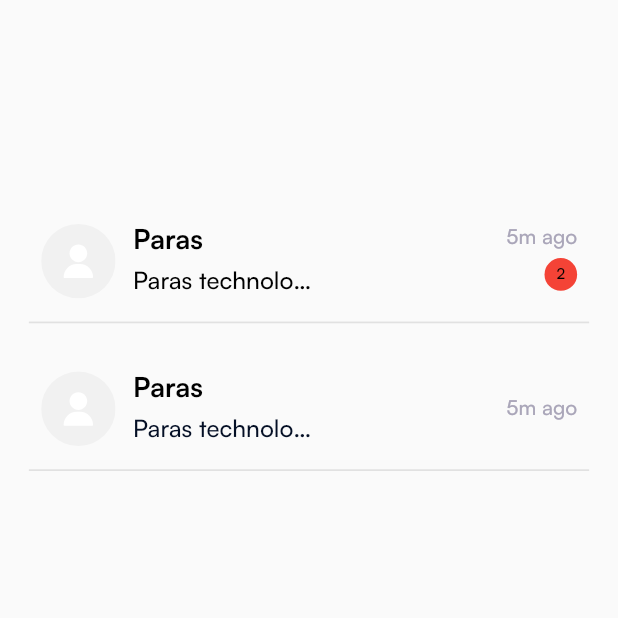
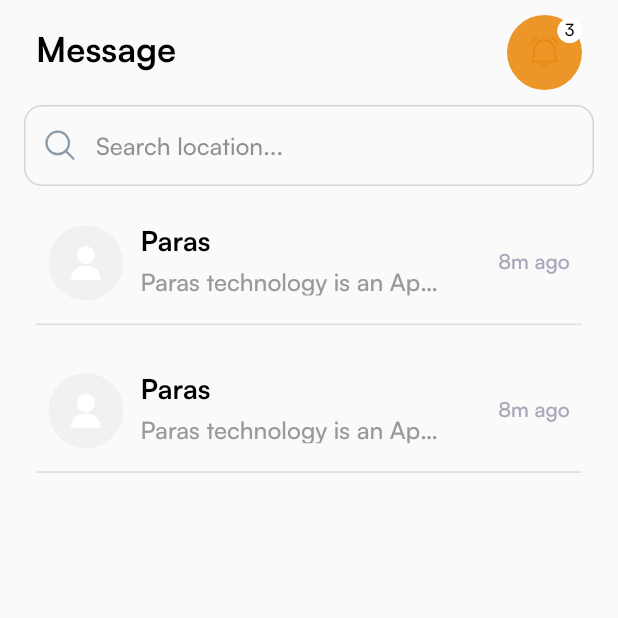
Before and after one commit to Naveen5309/Zrayo, a Flutter app: the MessagesView screen opened directly, on a phone screen of 412 x 824 dp, the top half of it. Run offline on Flutter 3.47's test engine with Material 3 defaults, Android fonts, the phone set to English and light mode, and no system bars; our stand-ins replace bot_toast, cached_network_image, connectivity_plus, dio, dropdown_button2, equatable and 8 more; accounts and stored records are empty.

Commit message:
chat screen

```diff
--- a/lib/config/app_colors.dart
+++ b/lib/config/app_colors.dart
@@ -20,4 +20,6 @@ abstract final class AppColor {
   static const Color orange878787 = Color(0xff878787);
   static const Color orangeFFECD6 = Color(0xffFFECD6);
   static const Color greyAAA6B9 = Color(0xffAAA6B9);
+  static const Color grey999999 = Color(0xff999999);
+  static const Color orangeEA8913 = Color(0xffEA8913);
 }
--- a/lib/config/app_strings.dart
+++ b/lib/config/app_strings.dart
@@ -121,8 +121,8 @@ abstract final class AppString {
   static const String zrayoText = '"Zrayo"';
   static const String accessDeviceLocation =
       " to access the device precise location?";
-  // static const String deny = "Deny";
-  // static const String deny = "Deny";
+  static const String message = "Message";
+  static const String searchLocation = "Search location...";
   // static const String deny = "Deny";
   // static const String deny = "Deny";
   // static const String deny = "Deny";
--- a/lib/config/assets.dart
+++ b/lib/config/assets.dart
@@ -64,5 +64,6 @@ class Assets {
   static const String listBulletsIcon = 'assets/icons/list_bullets_icon.svg';
   static const String filterIcon = 'assets/icons/filter_icon.svg';
   static const String searchIcon = 'assets/icons/search_icon.svg';
+  static const String bellRinging1 = 'assets/icons/bellringing.svg';
   static const String heartUnselected = 'assets/icons/heart_unselected.svg';
 }
--- a/lib/feature/Messages/view/messages.dart
+++ /dev/null
@@ -1,36 +0,0 @@
-import 'package:flutter/material.dart';
-import 'package:zrayo_flutter/config/assets.dart';
-import 'package:zrayo_flutter/config/helper.dart';
-import 'package:zrayo_flutter/feature/Messages/view/chat_tile.dart';
-
-class MessagesView extends StatelessWidget {
-  const MessagesView({super.key});
-
-  @override
-  Widget build(BuildContext context) {
-    return Scaffold(
-      body: Padding(
-        padding: const EdgeInsets.symmetric(horizontal: 11, vertical: 15),
-        child: Column(
-          children: [
-            yHeight(context.height / 7),
-            ChatTile(
-                name: "Paras",
-                message: "Paras technology is a software company",
-                time: "5m ago",
-                unreadCount: 2,
-                imageUrl: Assets.placeholder,
-                onTap: () {}),
-            ChatTile(
-                name: "Paras",
-                message: "Paras technology is a software company",
-                time: "5m ago",
-                unreadCount: 0,
-                imageUrl: Assets.placeholder,
-                onTap: () {}),
-          ],
-        ),
-      ),
-    );
-  }
-}
--- a/lib/feature/auth/presentation/views/create_profile_steps/subscription_plan.dart
+++ b/lib/feature/auth/presentation/views/create_profile_steps/subscription_plan.dart
@@ -5,7 +5,7 @@ import 'package:zrayo_flutter/config/assets.dart';
 import 'package:zrayo_flutter/config/helper.dart';
 import 'package:zrayo_flutter/core/utils/routing/routes.dart';
 import 'package:zrayo_flutter/feature/dashboard/presentation/view/location_access_content.dart';
-import 'package:zrayo_flutter/feature/Messages/view/messages.dart';
+import 'package:zrayo_flutter/feature/messages/presentation/view/messages.dart';
 import 'package:zrayo_flutter/feature/z_common_widgets/app_text.dart';
 import 'package:zrayo_flutter/feature/z_common_widgets/custom_app_bar.dart';
 import 'package:zrayo_flutter/feature/z_common_widgets/custom_btn.dart';
@@ -104,9 +104,7 @@ class _SubscriptionPlanViewState extends State<SubscriptionPlanView> {
             yHeight(context.height / 7),
             CommonAppBtn(
               title: AppString.continueText,
-              // onTap: () => offAllNamed(context, Routes.dashboard),
-              onTap: () => Navigator.push(context,
-                  MaterialPageRoute(builder: (context) => MessagesView())),
+              onTap: () => offAllNamed(context, Routes.dashboard),
             ),
           ],
         ),
--- a/lib/feature/dashboard/presentation/provider/dashboard_state_notifier.dart
+++ b/lib/feature/dashboard/presentation/provider/dashboard_state_notifier.dart
@@ -2,6 +2,7 @@ import 'package:flutter/cupertino.dart';
 import 'package:flutter_riverpod/flutter_riverpod.dart';
 import 'package:zrayo_flutter/config/assets.dart';
 import 'package:zrayo_flutter/config/enums.dart';
+import 'package:zrayo_flutter/feature/messages/presentation/view/messages.dart';
 import 'package:zrayo_flutter/feature/dashboard/presentation/states/dashboard_states.dart';
 import 'package:zrayo_flutter/feature/home/presentation/view/home_view_main.dart';
 
@@ -67,6 +68,8 @@ class DashboardNotifier extends StateNotifier<DashboardState> {
   Widget getScreen() {
     if (selectedTab == DashboardEnum.home) {
       return HomeViewMain();
+    } else if (selectedTab == DashboardEnum.message) {
+      return MessagesView();
     }
     return SizedBox();
   }
--- a/lib/feature/home/presentation/view/property_box.dart
+++ b/lib/feature/home/presentation/view/property_box.dart
@@ -136,8 +136,7 @@ class PropertyBox extends StatelessWidget {
     return Stack(
       children: [
         CustomCacheNetworkImage(
-          img:
-              "https://cdn.pixabay.com/photo/2016/11/18/17/46/house-1836070_640.jpg",
+          img: "",
           width: width,
           height: height,
           imageRadius: 16,
--- a/lib/feature/Messages/view/chat_tile.dart
+++ b/lib/feature/messages/presentation/view/chat_tile.dart
@@ -3,6 +3,7 @@ import 'package:flutter_screenutil/flutter_screenutil.dart';
 import 'package:flutter_svg/flutter_svg.dart';
 import 'package:zrayo_flutter/config/helper.dart';
 import 'package:zrayo_flutter/feature/z_common_widgets/app_text.dart';
+import 'package:zrayo_flutter/feature/z_common_widgets/custom_cache_network_image.dart';
 
 class ChatTile extends StatelessWidget {
   final String name;
@@ -35,11 +36,13 @@ class ChatTile extends StatelessWidget {
               padding: const EdgeInsets.all(8.0),
               child: Row(
                 children: [
-                  SizedBox(
-                      height: 50, width: 50, child: SvgPicture.asset(imageUrl)),
+                  CustomCacheNetworkImage(
+                    img: "",
+                    imageRadius: 100,
+                    size: 50,
+                  ),
                   10.horizontalSpace,
-                  Expanded(
-                    child: Column(
+                  Column(
                     crossAxisAlignment: CrossAxisAlignment.start,
                     mainAxisAlignment: MainAxisAlignment.spaceBetween,
                     mainAxisSize: MainAxisSize.max,
@@ -52,16 +55,18 @@ class ChatTile extends StatelessWidget {
                         overflow: TextOverflow.ellipsis,
                       ),
                       8.verticalSpace,
-                        AppText(
+                      SizedBox(
+                        width: context.width * 0.5,
+                        child: AppText(
                             text: message,
                             textSize: 14.sp,
                             maxlines: 1,
                             overflow: TextOverflow.ellipsis,
                             color: unreadCount > 0
                                 ? AppColor.black000000
-                                : AppColor.grey040F2529),
+                                : AppColor.grey999999),
+                      ),
                     ],
-                    ),
                   ),
                   const Spacer(),
                   Column(
@@ -79,7 +84,7 @@ class ChatTile extends StatelessWidget {
                           margin: const EdgeInsets.only(top: 4),
                           decoration: const BoxDecoration(
                             shape: BoxShape.circle,
-                            color: Colors.red,
+                            color: AppColor.primary,
                           ),
                           child: AppText(
                             text: unreadCount.toString(),
--- /dev/null
+++ b/lib/feature/messages/presentation/view/messages.dart
@@ -0,0 +1,50 @@
+import 'package:flutter/material.dart';
+import 'package:flutter_svg/svg.dart';
+import 'package:zrayo_flutter/config/assets.dart';
+import 'package:zrayo_flutter/config/helper.dart';
+import 'package:zrayo_flutter/feature/messages/presentation/view/chat_tile.dart';
+import 'package:zrayo_flutter/feature/z_common_widgets/custom_app_bar.dart';
+import 'package:zrayo_flutter/feature/z_common_widgets/custom_text_field.dart';
+
+class MessagesView extends StatelessWidget {
+  const MessagesView({super.key});
+
+  @override
+  Widget build(BuildContext context) {
+    return Scaffold(
+      body: Padding(
+        padding: const EdgeInsets.symmetric(horizontal: 16),
+        child: Column(
+          mainAxisAlignment: MainAxisAlignment.start,
+          children: [
+            CustomAppBar(
+              title: AppString.message,
+              showBackButton: false,
+              showNotificationIcon: true,
+            ),
+            CustomTextField(
+              hintText: AppString.searchLocation,
+              prefixIcon: SvgPicture.asset(Assets.searchIcon),
+            ),
+            ListView.builder(
+              padding: EdgeInsets.zero,
+              shrinkWrap: true,
+              physics: NeverScrollableScrollPhysics(),
+              itemCount: 2,
+              itemBuilder: (context, index) {
+                return ChatTile(
+                  name: "Paras",
+                  message: "Paras technology is an App software company",
+                  time: "8m ago",
+                  unreadCount: 0,
+                  imageUrl: Assets.placeholder,
+                  onTap: () {},
+                );
+              },
+            )
+          ],
+        ),
+      ),
+    );
+  }
+}
--- a/lib/feature/z_common_widgets/custom_app_bar.dart
+++ b/lib/feature/z_common_widgets/custom_app_bar.dart
@@ -3,12 +3,15 @@ import 'package:flutter_screenutil/flutter_screenutil.dart';
 import 'package:flutter_svg/flutter_svg.dart';
 
 import 'package:zrayo_flutter/config/assets.dart';
+import 'package:zrayo_flutter/config/enums.dart';
 import 'package:zrayo_flutter/config/helper.dart';
 import 'package:zrayo_flutter/feature/z_common_widgets/app_text.dart';
 
 class CustomAppBar extends StatelessWidget {
   final String title;
   final String? subTitle;
+  final String? notificationSvg;
+
   final bool? centerTitle;
   final bool? showNotificationIcon;
   final bool? showBackButton;
@@ -20,6 +23,7 @@ class CustomAppBar extends StatelessWidget {
     super.key,
     required this.title,
     this.subTitle,
+    this.notificationSvg,
     this.centerTitle,
     this.showBackButton = true,
     this.showNotificationIcon = false,
@@ -80,11 +84,10 @@ class CustomAppBar extends StatelessWidget {
     return Stack(
       children: [
         Container(
-          padding: EdgeInsets.all(15),
-          decoration: BoxDecoration(
-              color: AppColor.primaryEC9529, shape: BoxShape.circle),
-          child: SvgPicture.asset(Assets.bellRinging),
-        ),
+            padding: EdgeInsets.all(13),
+            decoration: BoxDecoration(
+                color: AppColor.primaryEC9529, shape: BoxShape.circle),
+            child: SvgPicture.asset(notificationSvg ?? Assets.bellRinging1)),
         Positioned(
           top: 0,
           right: 0,
--- a/lib/feature/z_common_widgets/custom_cache_network_image.dart
+++ b/lib/feature/z_common_widgets/custom_cache_network_image.dart
@@ -16,7 +16,8 @@ class CustomCacheNetworkImage extends StatelessWidget {
 
   const CustomCacheNetworkImage({
     super.key,
-    required this.img,
+    this.img =
+        "https://cdn.pixabay.com/photo/2016/11/18/17/46/house-1836070_640.jpg",
     this.size = 120,
     this.width,
     this.height,
@@ -47,7 +48,7 @@ class CustomCacheNetworkImage extends StatelessWidget {
             width: width ?? size,
             fit: BoxFit.cover,
             imageBuilder: (context, imageProvider) => Container(
-              height: height??size,
+              height: height ?? size,
               width: width ?? size,
               decoration: BoxDecoration(
                 borderRadius:
@@ -60,7 +61,7 @@ class CustomCacheNetworkImage extends StatelessWidget {
             ),
             progressIndicatorBuilder: (context, url, downloadProgress) {
               return Container(
-                height: height??size,
+                height: height ?? size,
                 width: width ?? size,
                 decoration: BoxDecoration(
                   borderRadius:
@@ -68,8 +69,8 @@ class CustomCacheNetworkImage extends StatelessWidget {
                 ),
                 child: Center(
                   child: SizedBox(
-                    height: (height??size) / 2,
-                    width: (width??size)  / 2,
+                    height: (height ?? size) / 2,
+                    width: (width ?? size) / 2,
                     child: CircularProgressIndicator(
                       value: downloadProgress.progress,
                       color: AppColor.primary,
```
Also changed, not shown: assets/icons/bellringing.svg (added). Lines whose indentation alone changed are shown as unchanged.
